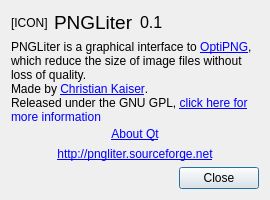
First picture: the form in dialogs/aboutdialog.ui, repository ckaiser/PNGLiter, before the edit.
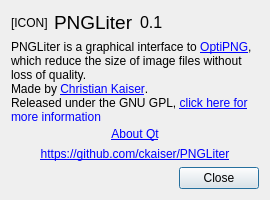
Second picture: the form after the edit. Icons and pictures are not drawn.

The edit to the form file:
```diff
--- a/dialogs/aboutdialog.ui
+++ b/dialogs/aboutdialog.ui
@@ -116,7 +116,7 @@
    <item>
     <widget class="QLabel" name="label_2">
      <property name="text">
-      <string>&lt;a href=&quot;http://pngliter.sourceforge.net&quot;&gt;http://pngliter.sourceforge.net&lt;/a&gt;</string>
+      <string>&lt;a href=&quot;https://github.com/ckaiser/PNGLiter&quot;&gt;https://github.com/ckaiser/PNGLiter&lt;/a&gt;</string>
      </property>
      <property name="textFormat">
       <enum>Qt::RichText</enum>
```
Left out of the diff: 10 changed lines with no effect on the pictures.
